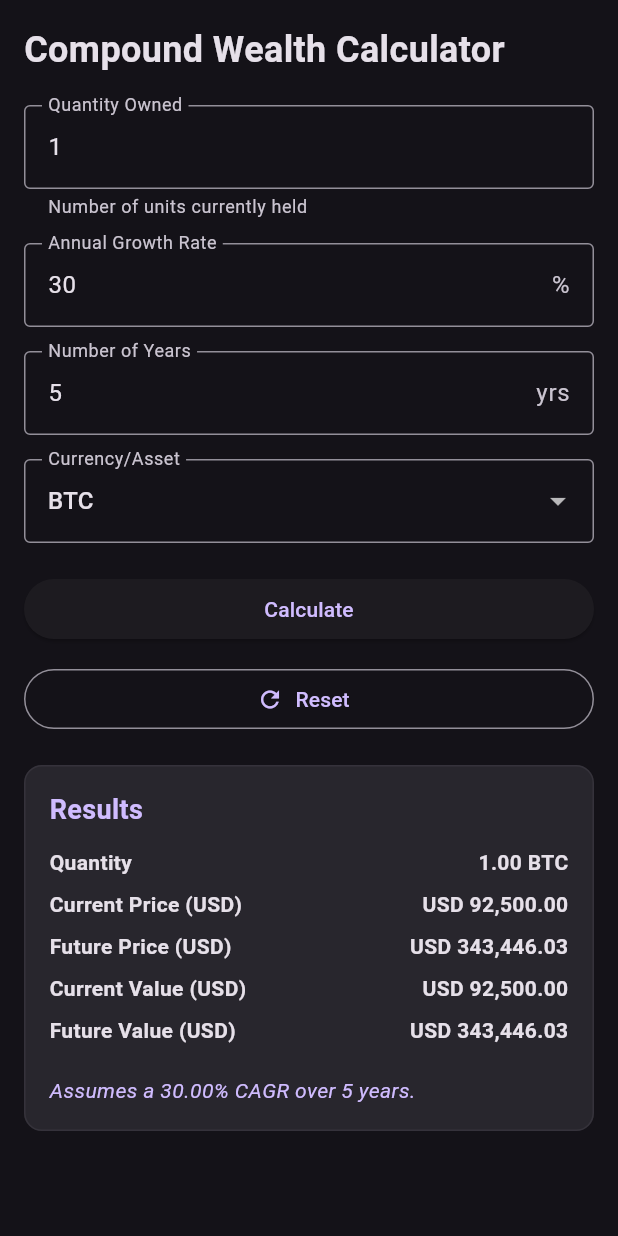
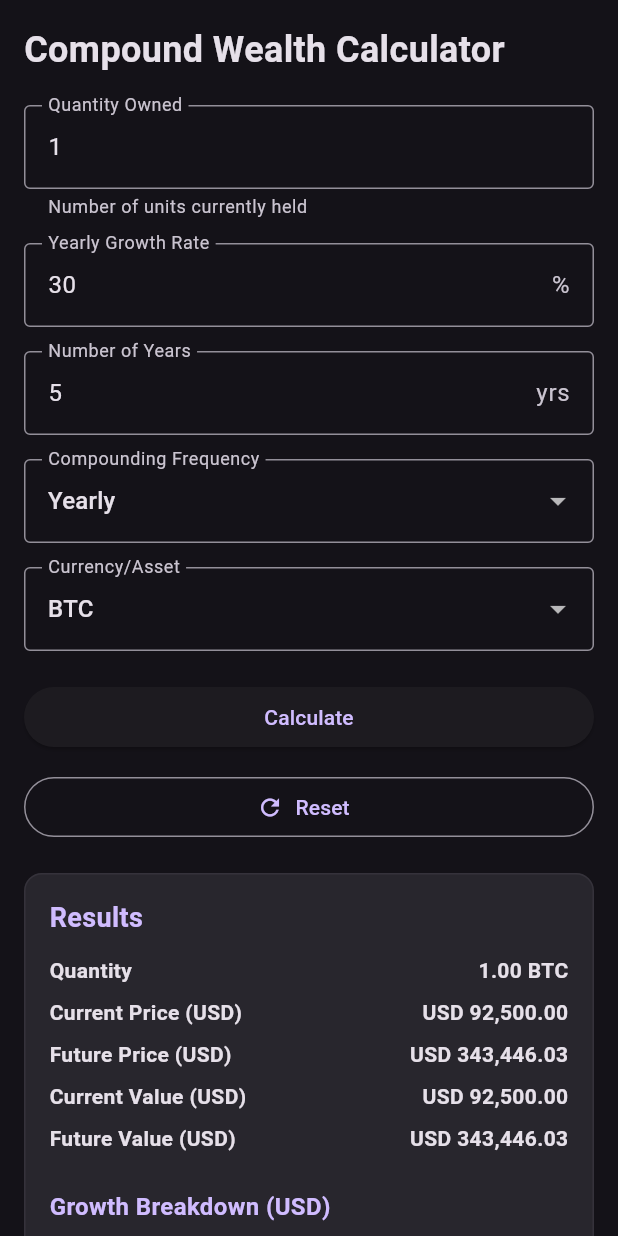
Before and after one commit to gprot42/android-wealth-ninja, a Flutter app: the CompoundCalculatorScreen screen opened directly, after a tap on "Calculate", on a phone screen of 412 x 824 dp. Run offline on Flutter 3.47's test engine with Material 3 defaults, Android fonts, the phone set to English and light mode, and no system bars; our stand-ins replace fl_chart, hive_flutter; accounts and stored records are empty; network calls fail.

Commit message:
Update currency converter and home screen

```diff
--- a/lib/currency_converter_screen.dart
+++ b/lib/currency_converter_screen.dart
@@ -188,7 +188,7 @@ class _CurrencyConverterScreenState extends State<CurrencyConverterScreen> {
                       title: Text('$currencyCode - ${_getCurrencyName(currencyCode)}'),
                       trailing: Text(
                         '${_formatCurrency(rate, currencyCode)} $currencyCode',
-                        style: const TextStyle(fontWeight: FontWeight.bold),
+                        style: const TextStyle(fontWeight: FontWeight.bold, fontSize: 15),
                       ),
                     ),
                   );
--- a/lib/home_screen.dart
+++ b/lib/home_screen.dart
@@ -654,9 +654,12 @@ class _CompoundCalculatorScreenState extends State<CompoundCalculatorScreen> {
       TextEditingController(text: '5');
 
   String _selectedCurrency = 'BTC';
+  String _compoundingFrequency = 'yearly';
   bool _isLoading = false;
   String? _errorMessage;
   Map<String, dynamic>? _result;
+
+  final List<String> _compoundingOptions = ['daily', 'weekly', 'monthly', 'yearly'];
 
   final List<String> _currencies = [
     'BTC',
@@ -790,7 +793,8 @@ class _CompoundCalculatorScreenState extends State<CompoundCalculatorScreen> {
     final String type = result['type'] as String;
     final String currency = result['currency'] as String;
     final double rate = result['rate'] as double;
-    final int years = result['years'] as int;
+    final int periods = result['years'] as int;
+    final String periodName = result['periodName'] as String;
 
     final List<Widget> details = [];
 
@@ -895,10 +899,57 @@ class _CompoundCalculatorScreenState extends State<CompoundCalculatorScreen> {
       );
     }
 
+    // Calculate growth breakdown
+    double currentValueUsd = 0;
+    double futureValueUsd = 0;
+
+    if (type == 'crypto' || type == 'stock') {
+      currentValueUsd = result['currentValueUsd'] as double;
+      futureValueUsd = result['futureValueUsd'] as double;
+    } else if (type == 'fiat') {
+      currentValueUsd = result['currentValueUsd'] as double;
+      futureValueUsd = result['futureValueUsd'] as double;
+    } else {
+      currentValueUsd = result['currentValue'] as double;
+      futureValueUsd = result['futureValue'] as double;
+    }
+
+    final double totalGain = futureValueUsd - currentValueUsd;
+    final double perPeriod = totalGain / periods;
+
+    final String periodPlural = periods == 1 ? periodName : '${periodName}s';
+
+    details.add(const SizedBox(height: 16));
+    details.add(
+      Text(
+        'Growth Breakdown (USD)',
+        style: TextStyle(
+          fontSize: 16,
+          fontWeight: FontWeight.bold,
+          color: accentColor,
+        ),
+      ),
+    );
+    details.add(const SizedBox(height: 8));
+    details.add(
+      _buildResultLine(
+        'Total Gain',
+        _formatUsd(totalGain, decimalDigits: _suggestUsdDecimalDigits(totalGain)),
+        textColor,
+      ),
+    );
+    details.add(
+      _buildResultLine(
+        'Per ${periodName[0].toUpperCase()}${periodName.substring(1)} ($periods $periodPlural)',
+        _formatUsd(perPeriod, decimalDigits: _suggestUsdDecimalDigits(perPeriod)),
+        textColor,
+      ),
+    );
+
     details.add(const SizedBox(height: 12));
     details.add(
       Text(
-        'Assumes a ${rate.toStringAsFixed(2)}% CAGR over $years year${years == 1 ? '' : 's'}.',
+        'Assumes a ${rate.toStringAsFixed(2)}% $_compoundingFrequency rate over $periods $periodPlural.',
         style: TextStyle(
           color: accentColor,
           fontStyle: FontStyle.italic,
@@ -915,6 +966,7 @@ class _CompoundCalculatorScreenState extends State<CompoundCalculatorScreen> {
       _rateController.text = '30';
       _yearsController.text = '5';
       _selectedCurrency = 'BTC';
+      _compoundingFrequency = 'yearly';
       _errorMessage = null;
       _result = null;
     });
@@ -926,6 +978,8 @@ class _CompoundCalculatorScreenState extends State<CompoundCalculatorScreen> {
     required int years,
     required double growthFactor,
     required String currency,
+    required int periodsPerYear,
+    required String periodName,
   }) async {
     if (_isCrypto(currency)) {
       final currentPrice = await _apiService.fetchCryptoPrice(currency);
@@ -948,6 +1002,8 @@ class _CompoundCalculatorScreenState extends State<CompoundCalculatorScreen> {
         'rate': rate,
         'years': years,
         'growthFactor': growthFactor,
+        'periodsPerYear': periodsPerYear,
+        'periodName': periodName,
       };
     }
 
@@ -972,6 +1028,8 @@ class _CompoundCalculatorScreenState extends State<CompoundCalculatorScreen> {
         'rate': rate,
         'years': years,
         'growthFactor': growthFactor,
+        'periodsPerYear': periodsPerYear,
+        'periodName': periodName,
       };
     }
 
@@ -988,6 +1046,8 @@ class _CompoundCalculatorScreenState extends State<CompoundCalculatorScreen> {
         'rate': rate,
         'years': years,
         'growthFactor': growthFactor,
+        'periodsPerYear': periodsPerYear,
+        'periodName': periodName,
       };
     }
 
@@ -1012,6 +1072,8 @@ class _CompoundCalculatorScreenState extends State<CompoundCalculatorScreen> {
       'rate': rate,
       'years': years,
       'growthFactor': growthFactor,
+      'periodsPerYear': periodsPerYear,
+      'periodName': periodName,
     };
   }
 
@@ -1035,10 +1097,32 @@ class _CompoundCalculatorScreenState extends State<CompoundCalculatorScreen> {
         throw Exception('Please enter a valid non-negative rate');
       }
       if (years == null || years <= 0) {
-        throw Exception('Please enter a valid positive number of years');
+        throw Exception('Please enter a valid positive number of periods');
       }
 
-      final growthFactor = pow(1 + rate / 100, years).toDouble();
+      int periodsPerYear;
+      String periodName;
+      switch (_compoundingFrequency) {
+        case 'daily':
+          periodsPerYear = 365;
+          periodName = 'day';
+          break;
+        case 'weekly':
+          periodsPerYear = 52;
+          periodName = 'week';
+          break;
+        case 'monthly':
+          periodsPerYear = 12;
+          periodName = 'month';
+          break;
+        default:
+          periodsPerYear = 1;
+          periodName = 'year';
+      }
+
+      final totalPeriods = years;
+      final ratePerPeriod = rate / 100;
+      final growthFactor = pow(1 + ratePerPeriod, totalPeriods).toDouble();
       final selectedCurrency = _selectedCurrency;
 
       final result = await _deriveResult(
@@ -1047,6 +1131,8 @@ class _CompoundCalculatorScreenState extends State<CompoundCalculatorScreen> {
         years: years,
         growthFactor: growthFactor,
         currency: selectedCurrency,
+        periodsPerYear: periodsPerYear,
+        periodName: periodName,
       );
 
       if (mounted) {
@@ -1093,6 +1179,31 @@ class _CompoundCalculatorScreenState extends State<CompoundCalculatorScreen> {
         ? 'Number of ${isStock ? 'shares' : 'units'} currently held'
         : null;
 
+    String periodLabel;
+    String periodSuffix;
+    String rateLabel;
+    switch (_compoundingFrequency) {
+      case 'daily':
+        periodLabel = 'Number of Days';
+        periodSuffix = 'days';
+        rateLabel = 'Daily Growth Rate';
+        break;
+      case 'weekly':
+        periodLabel = 'Number of Weeks';
+        periodSuffix = 'wks';
+        rateLabel = 'Weekly Growth Rate';
+        break;
+      case 'monthly':
+        periodLabel = 'Number of Months';
+        periodSuffix = 'mos';
+        rateLabel = 'Monthly Growth Rate';
+        break;
+      default:
+        periodLabel = 'Number of Years';
+        periodSuffix = 'yrs';
+        rateLabel = 'Yearly Growth Rate';
+    }
+
     return Scaffold(
       body: SingleChildScrollView(
         padding: const EdgeInsets.all(16.0),
@@ -1118,10 +1229,10 @@ class _CompoundCalculatorScreenState extends State<CompoundCalculatorScreen> {
             const SizedBox(height: 16),
             TextField(
               controller: _rateController,
-              decoration: const InputDecoration(
-                labelText: 'Annual Growth Rate',
+              decoration: InputDecoration(
+                labelText: rateLabel,
                 suffixText: '%',
-                border: OutlineInputBorder(),
+                border: const OutlineInputBorder(),
               ),
               keyboardType:
                   const TextInputType.numberWithOptions(decimal: true),
@@ -1129,16 +1240,40 @@ class _CompoundCalculatorScreenState extends State<CompoundCalculatorScreen> {
             const SizedBox(height: 16),
             TextField(
               controller: _yearsController,
+              decoration: InputDecoration(
+                labelText: periodLabel,
+                suffixText: periodSuffix,
+                border: const OutlineInputBorder(),
+              ),
+              keyboardType: TextInputType.number,
+            ),
+            const SizedBox(height: 16),
+            DropdownButtonFormField<String>(
+              value: _compoundingFrequency,
               decoration: const InputDecoration(
-                labelText: 'Number of Years',
-                suffixText: 'yrs',
+                labelText: 'Compounding Frequency',
                 border: OutlineInputBorder(),
               ),
-              keyboardType: TextInputType.number,
+              items: _compoundingOptions
+                  .map(
+                    (freq) => DropdownMenuItem(
+                      value: freq,
+                      child: Text(freq[0].toUpperCase() + freq.substring(1)),
+                    ),
+                  )
+                  .toList(),
+              onChanged: _isLoading
+                  ? null
+                  : (value) {
+                      if (value == null) return;
+                      setState(() {
+                        _compoundingFrequency = value;
+                      });
+                    },
             ),
             const SizedBox(height: 16),
             DropdownButtonFormField<String>(
-              initialValue: _selectedCurrency,
+              value: _selectedCurrency,
               decoration: const InputDecoration(
                 labelText: 'Currency/Asset',
                 border: OutlineInputBorder(),
```
Also changed, not shown: pubspec.lock, 2 other files.
